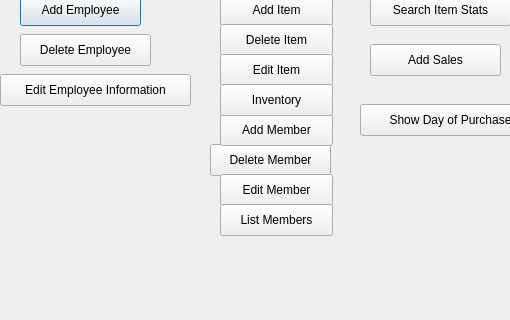
Above: QtGui/menuAdministrator.ui from Tligtvoet/goat-bulk before the change; both pictures show x 0 to 510 and y 96 to 416 of the 940 by 758 pixel window. Below: the same form after it.
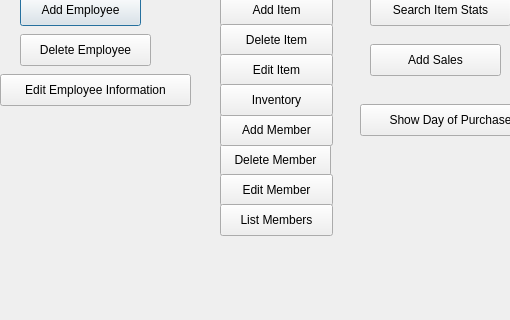
That is the form after the change.

What changed in the file:
```diff
--- a/QtGui/menuAdministrator.ui
+++ b/QtGui/menuAdministrator.ui
@@ -81,9 +81,9 @@
   <widget class="QPushButton" name="pushButton_8">
    <property name="geometry">
     <rect>
-     <x>210</x>
+     <x>220</x>
      <y>240</y>
-     <width>121</width>
+     <width>111</width>
      <height>32</height>
     </rect>
    </property>
```
